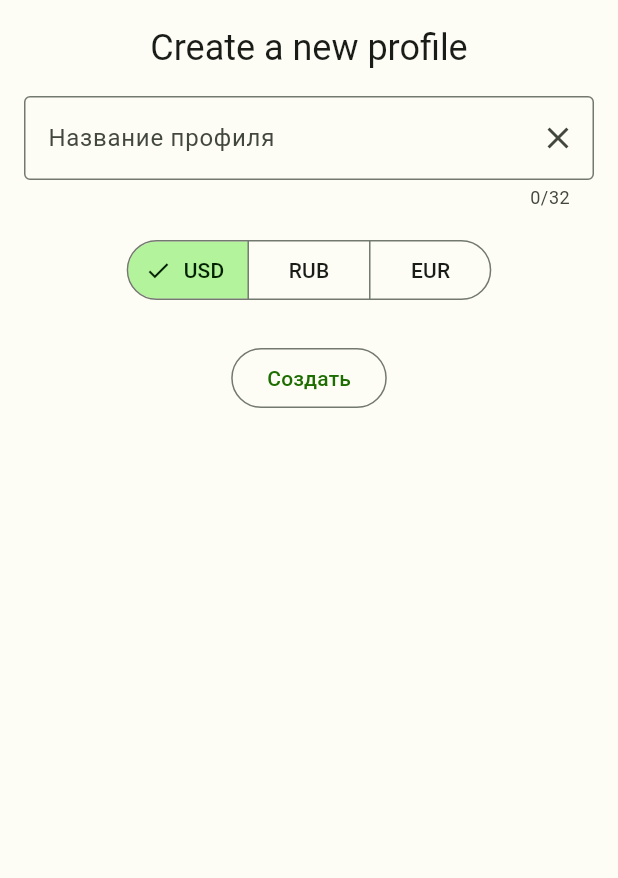
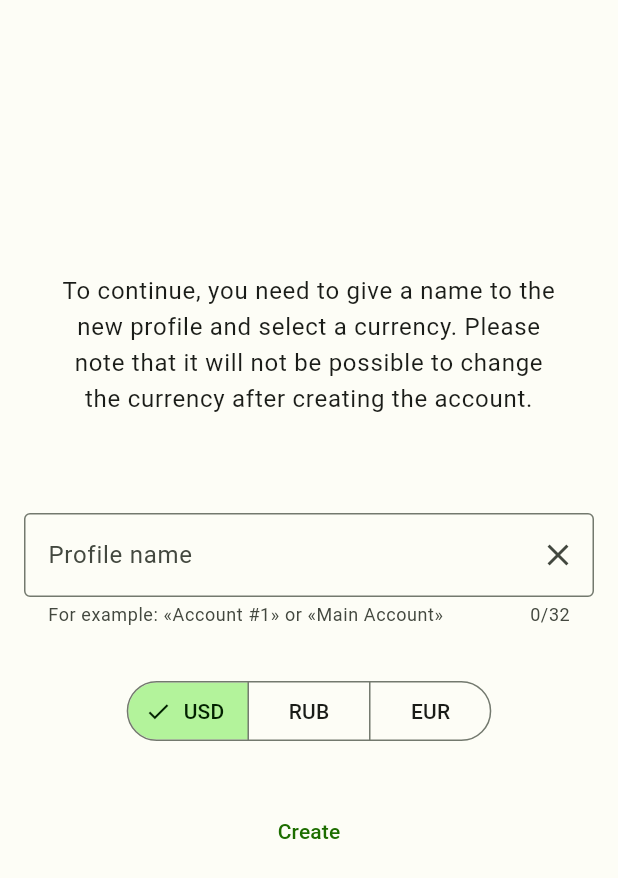
Before and after one commit to nik-conder/fin-control-flutter, a Flutter app: the CreateProfileContent widget shown alone on an empty page, opened directly, on a phone screen of 412 x 824 dp. Shown: the top 878 px of the screen. Run offline on Flutter 3.47's test engine with Material 2 defaults, Android fonts, the phone set to English and light mode, and no system bars; our stand-ins replace equatable, flutter_bloc, get_it, rxdart, sqflite_common_ffi; missing offline and left inert: stream_bloc; accounts and stored records are empty; generated files the repository leaves out were written again.

Commit message:
update to 0.0.12

```diff
--- a/lib/data/dataProvider/dao/profiles_dao.dart
+++ b/lib/data/dataProvider/dao/profiles_dao.dart
@@ -71,14 +71,14 @@ class ProfilesDAO {
     }
   }
 
-  Future<double> updateBalance(int id, double balance) async {
+  Future<int> updateBalance(int id, double balance) async {
     try {
       final database = await databaseManager.initializeDB();
       final res = await database.rawUpdate(
         'UPDATE profiles SET balance = ? WHERE id = ?',
         [balance, id],
       );
-      return res.toDouble();
+      return res;
     } catch (e) {
       developer.log('Error updating balance: $e', time: DateTime.now());
       return 0;
--- a/lib/data/repository/profiles_repository.dart
+++ b/lib/data/repository/profiles_repository.dart
@@ -26,7 +26,7 @@ class ProfilesRepository {
     yield* profilesDao.getBalance(id);
   }
 
-  Future<double> updateBalance(int id, double balance) async {
+  Future<int> updateBalance(int id, double balance) async {
     return profilesDao.updateBalance(id, balance);
   }
 }
--- a/lib/domain/bloc/home/home_bloc.dart
+++ b/lib/domain/bloc/home/home_bloc.dart
@@ -1,9 +1,6 @@
-import 'dart:math';
-import 'dart:developer' as developer;
+import 'package:equatable/equatable.dart';
 import 'package:fin_control/data/repository/profiles_repository.dart';
-import 'package:fin_control/domain/bloc/profile/profile_bloc.dart';
 import 'package:flutter_bloc/flutter_bloc.dart';
-import 'package:equatable/equatable.dart';
 import 'package:get_it/get_it.dart';
 
 part 'home_event.dart';
--- a/lib/l10n/app_en.arb
+++ b/lib/l10n/app_en.arb
@@ -1,9 +1,21 @@
 {
-  "create_new_profile": "Create a new profile",
   "dark_mode": "Dark mode",
   "light_mode": "Light mode",
   "title_settings": "Settings",
   "title_home": "Home",
   "title_login": "Login",
-  "title_logout": "Logout"
+  "title_logout": "Logout",
+  "title_new_profile": "New profile",
+  "not_profile": "Not profile",
+  "loading":"Loading",
+  "no_data":"No data",
+  "hidden_balance": "Hidden balance",
+  "data_is_hidden_description": "Enable balance display in Settings",
+  "wait": "Please, wait..",
+  "create_new_profile": "Create new profile",
+  "created_profile": "New profile created",
+  "create_profile_description": "To continue, you need to give a name to the new profile and select a currency. Please note that it will not be possible to change the currency after creating the account.",
+  "name_profile_example": "For example: «Account #1» or «Main Account»",
+  "profile_name": "Profile name",
+  "create": "Create"
 }
--- a/lib/l10n/app_ru.arb
+++ b/lib/l10n/app_ru.arb
@@ -1,9 +1,21 @@
 {
-  "create_new_profile": "Создайте новый профиль",
   "dark_mode": "Тёмный режим",
   "light_mode": "Светлый режим",
   "title_settings": "Настройки",
   "title_home": "Главная",
   "title_login": "Вход",
-  "title_logout": "Выйти"
+  "title_logout": "Выйти",
+  "title_new_profile": "Новый профиль",
+  "not_profile": "Нет профиля",
+  "loading":"Загрузка",
+  "no_data":"Нет данных",
+  "hidden_balance": "Баланс скрыт",
+  "data_is_hidden_description": "Включите отображение баланса в Настройка",
+  "wait": "Пожалуйста, подождите..",
+  "create_new_profile": "Создайте новый профиль",
+  "created_profile": "Новый профиль создан",
+  "create_profile_description": "Для продолжения необходимо дать название новому профилю и выбрать валюту. Обратите внимание, что после создания счета изменить валюту будет невозможно.",
+  "name_profile_example": "Например: «Счёт #1» или «Основной счёт»",
+  "profile_name": "Название профиля",
+  "create": "Создать"
 }
--- a/lib/main.dart
+++ b/lib/main.dart
@@ -8,6 +8,7 @@ import 'package:fin_control/domain/bloc/theme/theme_bloc.dart';
 import 'package:fin_control/domain/bloc/theme/theme_state.dart';
 import 'package:fin_control/presentation/ui/home/home_page.dart';
 import 'package:fin_control/presentation/ui/login/login_page.dart';
+import 'package:fin_control/presentation/ui/profile/create_profile_page.dart';
 import 'package:fin_control/presentation/ui/settings/settings_page.dart';
 import 'package:flutter/material.dart';
 import 'package:flutter_bloc/flutter_bloc.dart';
@@ -54,7 +55,9 @@ class MyApp extends StatelessWidget {
             routes: <String, WidgetBuilder>{
               '/home': (BuildContext context) => const HomePage(),
               '/settings': (BuildContext context) => const SettingsPage(),
-              '/login': (BuildContext context) => LoginPage(),
+              '/login': (BuildContext context) => const LoginPage(),
+              '/login/create_profile': (BuildContext context) =>
+                  const CreateProfilePage()
             },
           );
         }));
--- a/lib/presentation/ui/home/home_page.dart
+++ b/lib/presentation/ui/home/home_page.dart
@@ -1,7 +1,5 @@
 import 'package:fin_control/config.dart';
 import 'package:fin_control/data/models/profile.dart';
-import 'package:fin_control/domain/bloc/home/home_bloc.dart';
-import 'package:fin_control/domain/bloc/profile/profile_bloc.dart';
 import 'package:fin_control/domain/bloc/theme/theme_bloc.dart';
 import 'package:fin_control/domain/bloc/theme/theme_event.dart';
 import 'package:fin_control/domain/bloc/theme/theme_state.dart';
@@ -20,7 +18,6 @@ class HomePage extends StatelessWidget {
     final args =
         ModalRoute.of(context)!.settings.arguments as Map<String, dynamic>;
 
-    // Извлечение профиля из аргументов
     final Profile profile = args['profile'];
 
     final localization = AppLocalizations.of(context)!;
--- a/lib/presentation/ui/login/login_page.dart
+++ b/lib/presentation/ui/login/login_page.dart
@@ -1,5 +1,3 @@
-import 'package:fin_control/domain/bloc/profile/list/profile_list_bloc.dart';
-import 'package:fin_control/domain/bloc/profile/profile_bloc.dart';
 import 'package:fin_control/domain/bloc/theme/theme_bloc.dart';
 import 'package:fin_control/domain/bloc/theme/theme_event.dart';
 import 'package:fin_control/domain/bloc/theme/theme_state.dart';
@@ -14,8 +12,7 @@ class LoginPage extends StatelessWidget {
   Widget build(BuildContext context) {
     final localization = AppLocalizations.of(context)!;
 
-    return SafeArea(
-      child: Scaffold(
+    return Scaffold(
       appBar: AppBar(title: Text(localization.title_login), actions: [
         BlocBuilder<ThemeBloc, ThemeState>(builder: (context, state) {
           return Tooltip(
@@ -33,7 +30,6 @@ class LoginPage extends StatelessWidget {
         })
       ]),
       body: LoginContent(),
-      ),
     );
   }
 }
--- a/lib/presentation/ui/profile/create_profile_content.dart
+++ b/lib/presentation/ui/profile/create_profile_content.dart
@@ -10,7 +10,7 @@ import 'package:get_it/get_it.dart';
 import 'package:flutter_gen/gen_l10n/app_localizations.dart';
 
 class CreateProfileContent extends StatefulWidget {
-  CreateProfileContent({Key? key}) : super(key: key);
+  const CreateProfileContent({Key? key}) : super(key: key);
 
   @override
   State<CreateProfileContent> createState() => _CreateProfileContentState();
@@ -18,7 +18,6 @@ class CreateProfileContent extends StatefulWidget {
 
 class _CreateProfileContentState extends State<CreateProfileContent> {
   Currency currencyView = Currency.usd;
-  final padding = const EdgeInsets.all(8);
 
   final _controller = TextEditingController();
 
@@ -26,64 +25,67 @@ class _CreateProfileContentState extends State<CreateProfileContent> {
 
   @override
   Widget build(BuildContext context) {
+    final localization = AppLocalizations.of(context)!;
+
     return BlocConsumer<ProfileBloc, ProfileState>(
       listener: (context, state) {
         if (state is CreateProfileSuccess) {
           ScaffoldMessenger.of(context).showSnackBar(
             SnackBar(
-              backgroundColor: Colors.green,
-              content: const Text('Success'),
-              action: SnackBarAction(
-                label: 'Action',
-                onPressed: () {
-                  // Code to execute.
-                },
-              ),
+              backgroundColor: Theme.of(context).colorScheme.primary,
+              content: Text(localization.created_profile),
             ),
           );
         } else if (state is CreateProfileError) {
           ScaffoldMessenger.of(context).showSnackBar(
             SnackBar(
-              backgroundColor: Colors.red,
+              backgroundColor: Theme.of(context).colorScheme.error,
               content: const Text('Error'),
-              action: SnackBarAction(
-                label: 'Action',
-                onPressed: () {
-                  // Code to execute.
-                },
-              ),
             ),
           );
         }
       },
       bloc: profileBloc,
       builder: (context, state) {
-        return Container(
-          padding: padding,
+        return Center(
+          child: Container(
+              padding:
+                  const EdgeInsets.only(left: 8, right: 8, top: 0, bottom: 32),
+              child: SingleChildScrollView(
                   child: Column(
+                mainAxisAlignment: MainAxisAlignment.center,
+                crossAxisAlignment: CrossAxisAlignment.center,
                 children: [
                   Padding(
-                padding: padding,
-                child: Text(AppLocalizations.of(context)!.create_new_profile,
-                    style: Theme.of(context).textTheme.headlineSmall),
+                    padding: const EdgeInsets.only(
+                        left: 32, right: 32, top: 0, bottom: 64),
+                    child: Text(
+                      AppLocalizations.of(context)!.create_profile_description,
+                      style: Theme.of(context).textTheme.bodyLarge,
+                      textAlign: TextAlign.center,
+                    ),
                   ),
                   Padding(
-                padding: padding,
+                      padding: const EdgeInsets.only(
+                          left: 8, right: 8, top: 0, bottom: 32),
+                      child: SizedBox(
                         child: TextField(
                           maxLength: ProfileLimits.profileNameLimitChar,
                           controller: _controller,
                           decoration: InputDecoration(
-                      labelText: 'Название профиля',
+                              labelText: localization.profile_name,
                               border: const OutlineInputBorder(),
+                              helperText: localization.name_profile_example,
                               suffixIcon: IconButton(
                                   icon: const Icon(Icons.clear),
                                   onPressed: () {
                                     _controller.clear();
                                   })),
                         ),
-              ),
+                      )),
                   Padding(
-                padding: padding,
+                    padding: const EdgeInsets.only(
+                        left: 8, right: 8, top: 0, bottom: 32),
                     child: SegmentedButton<Currency>(
                       segments: const <ButtonSegment<Currency>>[
                         ButtonSegment<Currency>(
@@ -103,31 +105,22 @@ class _CreateProfileContentState extends State<CreateProfileContent> {
                     ),
                   ),
                   Padding(
-                  padding: padding,
-                  child: Row(
-                      mainAxisAlignment: MainAxisAlignment.center,
-                      children: [
-                        Column(
-                          children: [
-                            Padding(
-                              padding: padding,
-                              child: OutlinedButton(
+                      padding: const EdgeInsets.only(
+                          left: 8, right: 8, top: 0, bottom: 32),
+                      child: TextButton(
                           onPressed: () => {
                                 profileBloc.add(CreateProfileEvent(
                                     _controller.text, currencyView)),
-                                        BlocProvider.of<ProfileListBloc>(
-                                                context)
-                                            .add(UpdateProfilesListEvent())
-
-                                        //Navigator.pushReplacementNamed(context, '/home')
+                                BlocProvider.of<ProfileListBloc>(context)
+                                    .add(UpdateProfilesListEvent()),
+                                Navigator.pop(
+                                  context,
+                                  '/login',
+                                )
                               },
-                                  child: const Text("Создать")),
-                            ),
+                          child: Text(localization.create)))
                 ],
-                        )
-                      ]))
-            ],
-          ),
+              ))),
         );
       },
     );
--- a/pubspec.yaml
+++ b/pubspec.yaml
@@ -16,7 +16,7 @@ publish_to: 'none' # Remove this line if you wish to publish to pub.dev
 # https://developer.apple.com/library/archive/documentation/General/Reference/InfoPlistKeyReference/Articles/CoreFoundationKeys.html
 # In Windows, build-name is used as the major, minor, and patch parts
 # of the product and file versions while build-number is used as the build suffix.
-version: 0.0.11+1
+version: 0.0.12+1
 
 environment:
   sdk: '>=3.1.3 <4.0.0'
```
Also changed, not shown: lib/domain/bloc/profile/profile_bloc.dart (+19 -2 lines), lib/presentation/ui/home/home_head.dart (+42 -10 lines), lib/presentation/ui/info_content.dart (added, +92 -0 lines), lib/presentation/ui/login/login_content.dart (+29 -15 lines), lib/presentation/ui/profile/create_profile_page.dart (added, +18 -0 lines), lib/presentation/ui/profile/profiles_list.dart (+70 -31 lines), 4 other files. Lines whose indentation alone changed are shown as unchanged.
